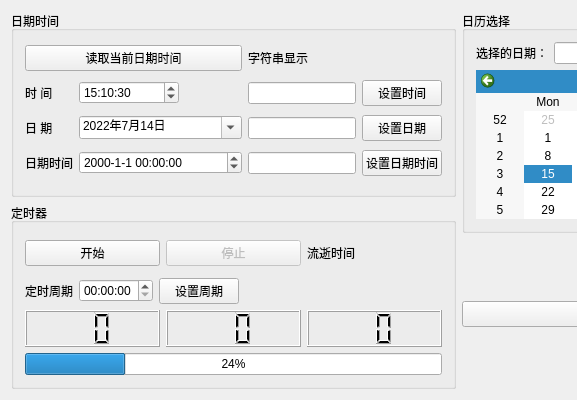
Old version of the form qt/Sample_4_5/Sample_4_5/Sample_4_5.ui in the repository joygears/Folder_online; both pictures show x 0 to 577 and y 0 to 400 of the 885 by 400 pixel window.
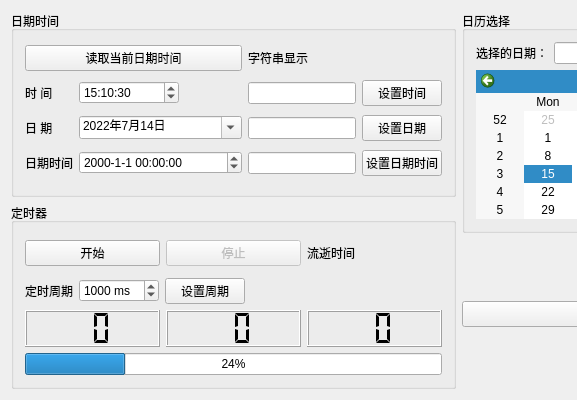
New version of the form.

Commit message: sample 4-5完成

Diff of the .ui file:
```diff
--- a/qt/Sample_4_5/Sample_4_5/Sample_4_5.ui
+++ b/qt/Sample_4_5/Sample_4_5/Sample_4_5.ui
@@ -218,7 +218,20 @@
            </widget>
           </item>
           <item>
-           <widget class="QTimeEdit" name="timeEdit_2"/>
+           <widget class="QSpinBox" name="spinInternal">
+            <property name="suffix">
+             <string> ms</string>
+            </property>
+            <property name="maximum">
+             <number>99999</number>
+            </property>
+            <property name="singleStep">
+             <number>1000</number>
+            </property>
+            <property name="value">
+             <number>1000</number>
+            </property>
+           </widget>
           </item>
           <item>
            <widget class="QPushButton" name="pushButton_7">
@@ -245,17 +258,50 @@
         <item row="2" column="0">
          <layout class="QHBoxLayout" name="horizontalLayout_2">
           <item>
-           <widget class="QLCDNumber" name="lcdNumber">
+           <widget class="QLCDNumber" name="lcdHour">
+            <property name="contextMenuPolicy">
+             <enum>Qt::DefaultContextMenu</enum>
+            </property>
+            <property name="layoutDirection">
+             <enum>Qt::LeftToRight</enum>
+            </property>
+            <property name="autoFillBackground">
+             <bool>false</bool>
+            </property>
+            <property name="frameShape">
+             <enum>QFrame::Box</enum>
+            </property>
+            <property name="frameShadow">
+             <enum>QFrame::Raised</enum>
+            </property>
+            <property name="lineWidth">
+             <number>1</number>
+            </property>
+            <property name="midLineWidth">
+             <number>0</number>
+            </property>
+            <property name="smallDecimalPoint">
+             <bool>false</bool>
+            </property>
             <property name="digitCount">
              <number>2</number>
             </property>
+            <property name="segmentStyle">
+             <enum>QLCDNumber::Flat</enum>
+            </property>
            </widget>
           </item>
           <item>
-           <widget class="QLCDNumber" name="lcdNumber_2">
+           <widget class="QLCDNumber" name="lcdMinute">
+            <property name="smallDecimalPoint">
+             <bool>false</bool>
+            </property>
             <property name="digitCount">
              <number>2</number>
             </property>
+            <property name="segmentStyle">
+             <enum>QLCDNumber::Flat</enum>
+            </property>
            </widget>
           </item>
           <item>
@@ -263,6 +309,9 @@
             <property name="digitCount">
              <number>2</number>
             </property>
+            <property name="segmentStyle">
+             <enum>QLCDNumber::Flat</enum>
+            </property>
            </widget>
           </item>
          </layout>
```
Left out of the diff: 33 changed lines with no effect on the pictures. The commit also changes 3 other files.
